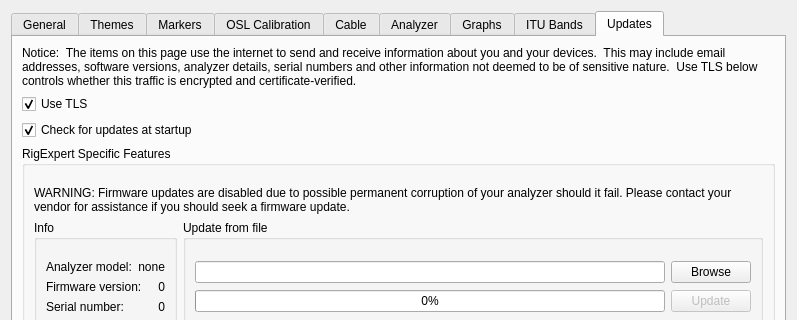
Above: src/settings.ui from K4HEZ/AntScopeZ before the change; both pictures show x 0 to 797 and y 0 to 320 of the 797 by 610 pixel window. Below: the same form after it.
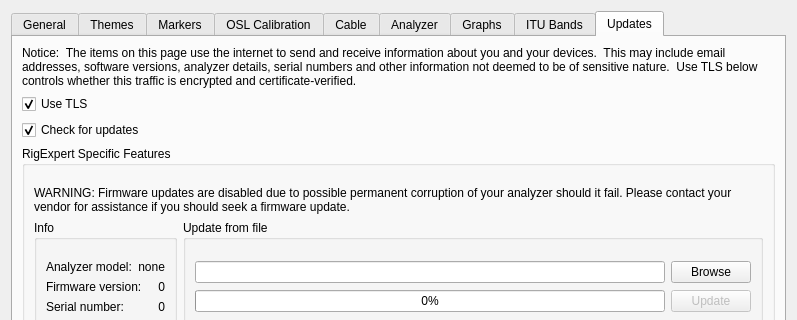
That is the form after the change. The open tabs and pages were chosen to show the change. Custom widgets are drawn as their Qt base class.

Commit message: Update check runs when About opens; rename checkbox; docs and translations

Patch:
```diff
--- a/src/settings.ui
+++ b/src/settings.ui
@@ -2644,7 +2644,7 @@
           <string>Fetches the latest released version number from GitHub when AntScopeZ starts; shown in Help &gt; About.</string>
          </property>
          <property name="text">
-          <string>Check for updates at startup</string>
+          <string>Check for updates</string>
          </property>
          <property name="checked">
           <bool>true</bool>
```
Left out of the diff: 2 changed lines with no effect on the pictures. The commit also changes 11 other files.
